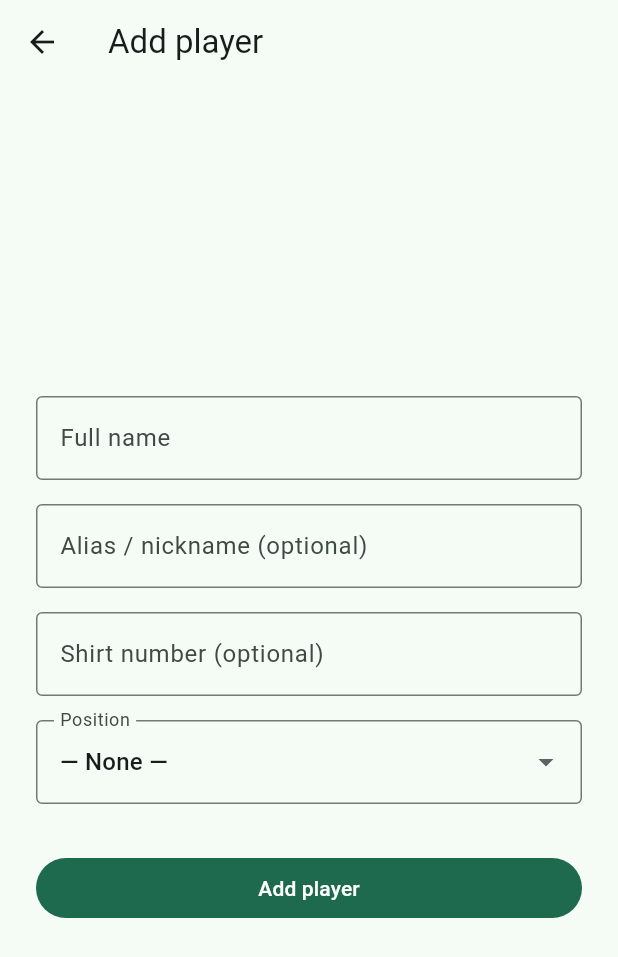
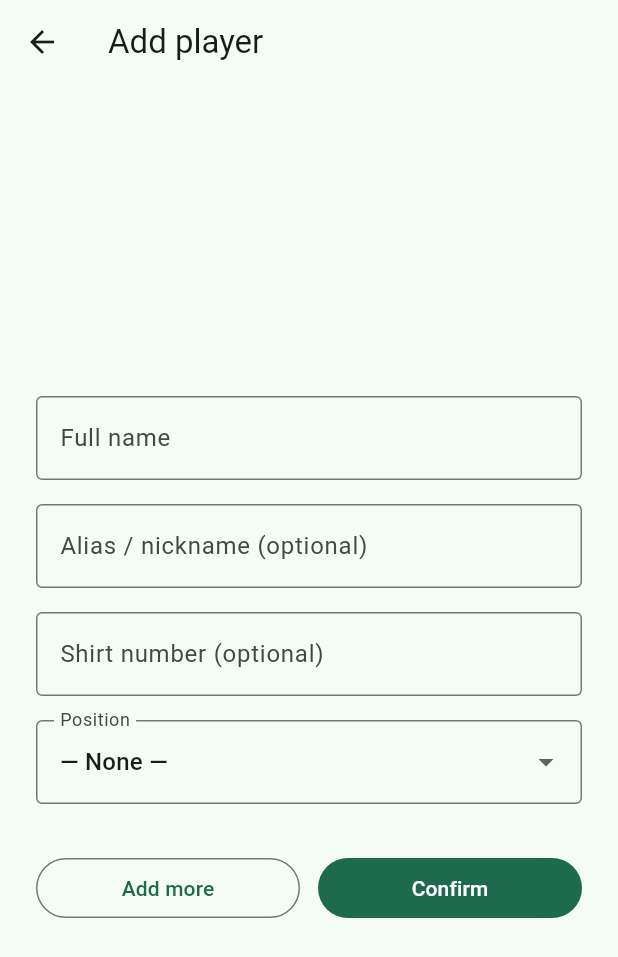
Before and after one commit to almogon/TeamTrack, a Flutter app: the AddPlayerScreen screen opened directly with empty values, on a phone screen of 412 x 824 dp. Shown: the top 957 px of the screen. Run offline on Flutter 3.47's test engine with Material 3 defaults, Android fonts, the phone set to English and light mode, and no system bars; our stand-ins replace flutter_local_notifications, flutter_riverpod, go_router, supabase_flutter; accounts and stored records are empty; statements that could not run were skipped.

Commit message:
feat: replace single Add player button with Confirm / Add more
- Confirm: saves the player and pops back to the roster
- Add more: saves the player, clears the form, and shows a snackbar
  so the user can keep adding players without navigating away
- Edit mode keeps a single Save button (Add more is not applicable)

Co-Authored-By: Claude Sonnet 4.6 <noreply@anthropic.com>

```diff
--- a/lib/features/players/screens/add_player_screen.dart
+++ b/lib/features/players/screens/add_player_screen.dart
@@ -49,7 +49,7 @@ class _AddPlayerScreenState extends ConsumerState<AddPlayerScreen> {
     super.dispose();
   }
 
-  Future<void> _submit(List<Position> positions) async {
+  Future<void> _submit(List<Position> positions, {required bool addMore}) async {
     if (!_formKey.currentState!.validate()) return;
     setState(() => _loading = true);
     try {
@@ -79,7 +79,19 @@ class _AddPlayerScreenState extends ConsumerState<AddPlayerScreen> {
       }
 
       ref.invalidate(teamDetailProvider(widget.teamId));
-      if (mounted) context.pop();
+
+      if (!mounted) return;
+      if (addMore) {
+        _nameController.clear();
+        _aliasController.clear();
+        _numberController.clear();
+        setState(() => _selectedPosition = null);
+        ScaffoldMessenger.of(context).showSnackBar(
+          const SnackBar(content: Text('Player added — form cleared')),
+        );
+      } else {
+        context.pop();
+      }
     } on PostgrestException catch (e) {
       if (mounted) {
         final msg = e.code == '23505'
@@ -170,11 +182,43 @@ class _AddPlayerScreenState extends ConsumerState<AddPlayerScreen> {
                             setState(() => _selectedPosition = v),
                       ),
                       const SizedBox(height: 32),
-                      PrimaryButton(
-                        label: _isEdit ? 'Save' : 'Add player',
-                        onPressed: _loading ? null : () => _submit(positions),
-                        loading: _loading,
-                      ),
+                      if (_isEdit)
+                        PrimaryButton(
+                          label: 'Save',
+                          onPressed: _loading
+                              ? null
+                              : () => _submit(positions, addMore: false),
+                          loading: _loading,
+                        )
+                      else
+                        Row(
+                          children: [
+                            Expanded(
+                              child: OutlinedButton(
+                                onPressed: _loading
+                                    ? null
+                                    : () => _submit(positions, addMore: true),
+                                child: const Text('Add more'),
+                              ),
+                            ),
+                            const SizedBox(width: 12),
+                            Expanded(
+                              child: FilledButton(
+                                onPressed: _loading
+                                    ? null
+                                    : () => _submit(positions, addMore: false),
+                                child: _loading
+                                    ? const SizedBox(
+                                        height: 18,
+                                        width: 18,
+                                        child: CircularProgressIndicator(
+                                            strokeWidth: 2),
+                                      )
+                                    : const Text('Confirm'),
+                              ),
+                            ),
+                          ],
+                        ),
                     ],
                   ),
                 ),
```
